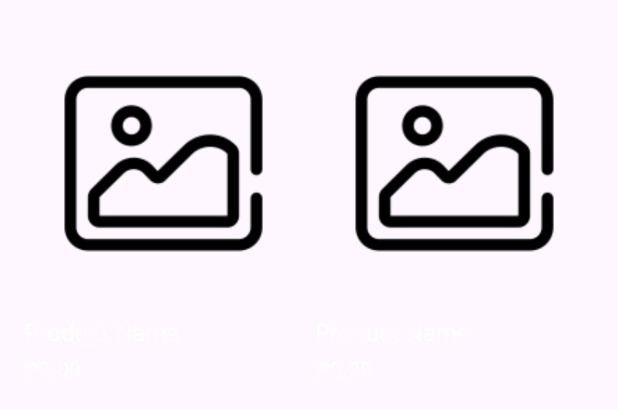
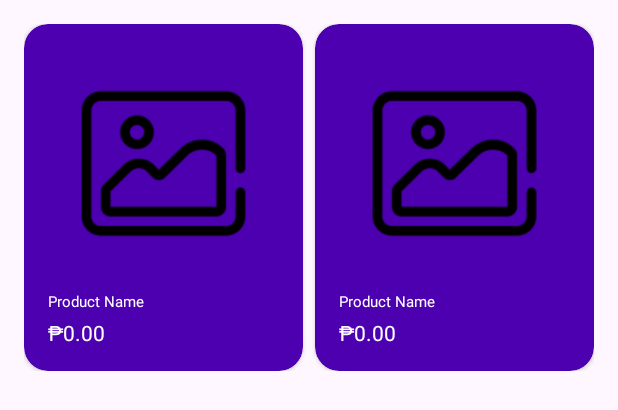
Before and after one commit to TheUnseenCoder/TRBS, an Android app: the layout item_product.xml on its own in the app's theme, with its tools: preview values and no code run, on a phone screen of 412 x 824 dp. Shown: the top 410 px of the screen. Run offline under Robolectric (Android 15) with nearby library versions, the phone set to English and light mode, and no system bars; network calls fail.

Commit message:
Fixed UI and Design

```diff
--- a/app/build.gradle
+++ b/app/build.gradle
@@ -40,6 +40,7 @@ dependencies {
     implementation 'androidx.constraintlayout:constraintlayout:2.1.4'
     implementation 'com.android.support:multidex:1.0.3'
     implementation 'com.github.bumptech.glide:glide:4.12.0'
+    implementation 'androidx.cardview:cardview:1.0.0'
     annotationProcessor 'com.github.bumptech.glide:compiler:4.12.0'
     testImplementation 'junit:junit:4.13.2'
     androidTestImplementation 'androidx.test.ext:junit:1.1.5'
--- a/app/src/main/res/layout/item_product.xml
+++ b/app/src/main/res/layout/item_product.xml
@@ -1,16 +1,29 @@
-<!-- item_product.xml -->
+<?xml version="1.0" encoding="utf-8"?>
 <LinearLayout xmlns:android="http://schemas.android.com/apk/res/android"
+    xmlns:app="http://schemas.android.com/apk/res-auto"
     android:layout_width="match_parent"
     android:layout_height="wrap_content"
     android:orientation="horizontal"
     android:padding="16dp">
 
+    <!-- Card-like layout for the first product -->
+    <androidx.cardview.widget.CardView
+        android:id="@+id/card_view_1"
+        android:layout_width="0dp"
+        android:layout_height="wrap_content"
+        android:layout_weight="1"
+        android:layout_marginEnd="4dp"
+        android:layout_marginRight="4dp"
+        app:cardBackgroundColor="#4c00b0"
+        app:cardCornerRadius="16dp">
+
         <RelativeLayout
             android:id="@+id/product_layout_1"
-        android:layout_width="0dp"
+            android:layout_width="match_parent"
             android:layout_height="wrap_content"
-        android:layout_weight="1">
+            android:padding="16dp">
 
+            <!-- Product image -->
             <ImageView
                 android:id="@+id/product_image_1"
                 android:layout_width="match_parent"
@@ -19,6 +32,7 @@
                 android:scaleType="fitCenter"
                 android:src="@drawable/default_product_image" />
 
+            <!-- Product name -->
             <TextView
                 android:id="@+id/product_name_1"
                 android:layout_width="wrap_content"
@@ -26,29 +40,42 @@
                 android:layout_below="@id/product_image_1"
                 android:text="Product Name"
                 android:textColor="@color/white"
-            android:textSize="16sp"
+                android:textSize="10sp"
                 android:layout_marginTop="8dp"/>
 
+            <!-- Product price -->
             <TextView
                 android:id="@+id/product_price_1"
                 android:layout_width="wrap_content"
-            android:textColor="@color/white"
                 android:layout_height="wrap_content"
                 android:layout_below="@id/product_name_1"
+                android:textColor="@color/white"
                 android:text="₱0.00"
                 android:textSize="14sp"
-            android:layout_marginTop="4dp"/>
+                android:layout_marginTop="4dp" />
 
         </RelativeLayout>
 
-    <RelativeLayout
-        android:id="@+id/product_layout_2"
+    </androidx.cardview.widget.CardView>
+
+    <!-- Card-like layout for the second product -->
+    <androidx.cardview.widget.CardView
+        android:id="@+id/card_view_2"
         android:layout_width="0dp"
         android:layout_height="wrap_content"
         android:layout_weight="1"
-        android:layout_marginStart="8dp"
-        android:layout_marginLeft="8dp">
+        android:layout_marginStart="4dp"
+        android:layout_marginLeft="4dp"
+        app:cardBackgroundColor="#4c00b0"
+        app:cardCornerRadius="16dp">
 
+        <RelativeLayout
+            android:id="@+id/product_layout_2"
+            android:layout_width="match_parent"
+            android:layout_height="wrap_content"
+            android:padding="16dp">
+
+            <!-- Product image -->
             <ImageView
                 android:id="@+id/product_image_2"
                 android:layout_width="match_parent"
@@ -57,6 +84,7 @@
                 android:scaleType="fitCenter"
                 android:src="@drawable/default_product_image" />
 
+            <!-- Product name -->
             <TextView
                 android:id="@+id/product_name_2"
                 android:layout_width="wrap_content"
@@ -64,9 +92,10 @@
                 android:layout_below="@id/product_image_2"
                 android:textColor="@color/white"
                 android:text="Product Name"
-            android:textSize="16sp"
+                android:textSize="10sp"
                 android:layout_marginTop="8dp"/>
 
+            <!-- Product price -->
             <TextView
                 android:id="@+id/product_price_2"
                 android:layout_width="wrap_content"
@@ -75,8 +104,10 @@
                 android:textColor="@color/white"
                 android:text="₱0.00"
                 android:textSize="14sp"
-            android:layout_marginTop="4dp"/>
+                android:layout_marginTop="4dp" />
 
         </RelativeLayout>
 
+    </androidx.cardview.widget.CardView>
+
 </LinearLayout>
--- a/app/src/main/res/layout/product.xml
+++ b/app/src/main/res/layout/product.xml
@@ -35,6 +35,7 @@
             android:text="Login" />
     </LinearLayout>
 
+
     <!-- EditText for search -->
     <EditText
         android:id="@+id/search_bar"
```
Also changed, not shown: app/src/main/res/drawable/rounded_corner_background.xml (added, +18 -0 lines). Lines whose indentation alone changed are shown as unchanged.
